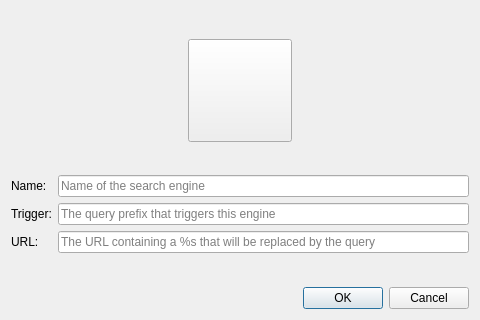
Above: websearch/src/searchengineeditor.ui from albertlauncher/plugins before the change. Below: the same form after it.
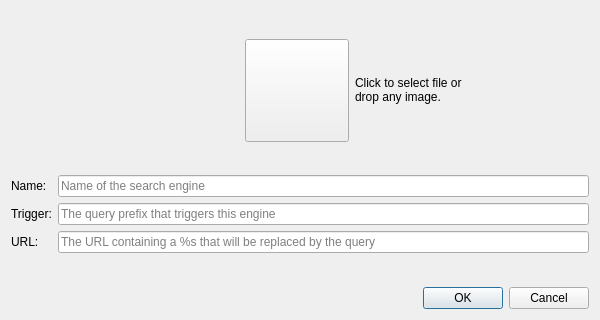
That is the form after the change.

Diff of the .ui file:
```diff
--- a/websearch/src/searchengineeditor.ui
+++ b/websearch/src/searchengineeditor.ui
@@ -6,7 +6,7 @@
    <rect>
     <x>0</x>
     <y>0</y>
-    <width>480</width>
+    <width>600</width>
     <height>320</height>
    </rect>
   </property>
@@ -36,8 +36,8 @@
        </property>
        <property name="sizeHint" stdset="0">
         <size>
-         <width>40</width>
-         <height>20</height>
+         <width>0</width>
+         <height>0</height>
         </size>
        </property>
       </spacer>
@@ -56,17 +56,17 @@
       </widget>
      </item>
      <item>
-      <spacer name="horizontalSpacer_2">
-       <property name="orientation">
-        <enum>Qt::Horizontal</enum>
+      <widget class="QLabel" name="label_iconhint">
+       <property name="sizePolicy">
+        <sizepolicy hsizetype="Expanding" vsizetype="Preferred">
+         <horstretch>0</horstretch>
+         <verstretch>0</verstretch>
+        </sizepolicy>
        </property>
-       <property name="sizeHint" stdset="0">
-        <size>
-         <width>40</width>
-         <height>20</height>
-        </size>
+       <property name="text">
+        <string>&lt;html&gt;&lt;head/&gt;&lt;body&gt;Click to select file or&lt;br&gt;drop any image.&lt;/body&gt;&lt;/html&gt;</string>
        </property>
-      </spacer>
+      </widget>
      </item>
     </layout>
    </item>
```
